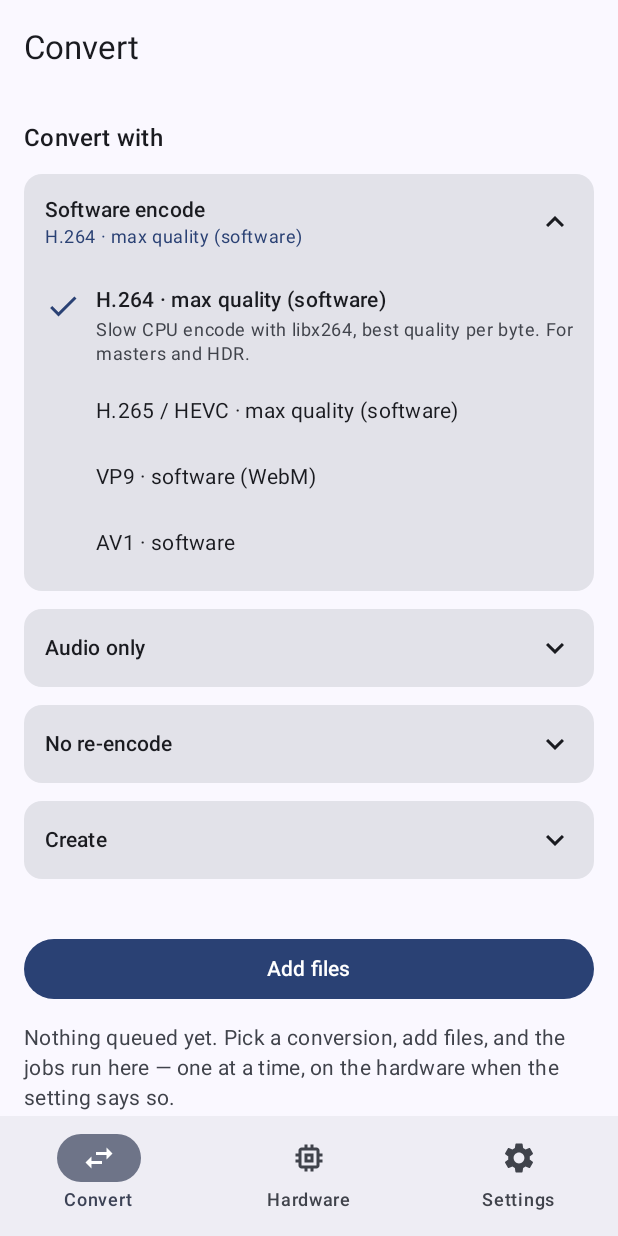
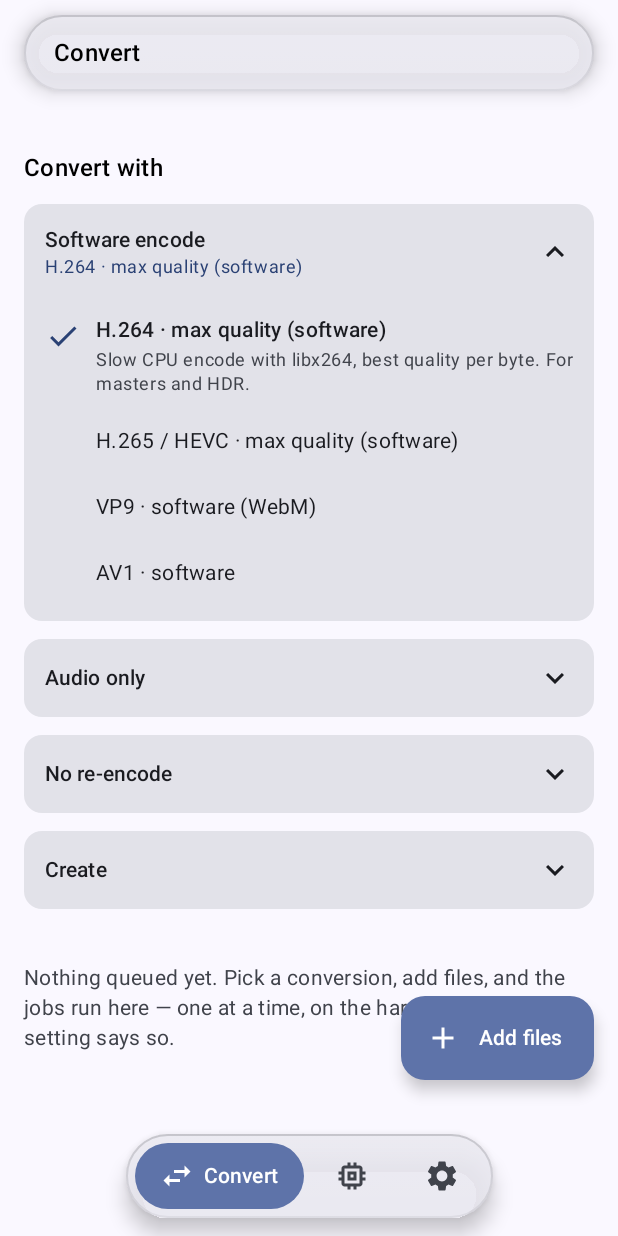
Before and after one commit to justVisiting992/HWA-Converter, an Android app built with Jetpack Compose: the screen it shows after launch (MainActivity), on a phone screen of 412 x 824 dp. Run offline under Robolectric (Android 15) with nearby library versions, the phone set to English and light mode, and no system bars; 1 statement that could not run was skipped.

Commit message:
Floating liquid-glass design: glass top pill and navigation pill float over edge-to-edge content, Add files becomes a floating button; glass is simulated (translucent surface, hairline edge, sheen) with no backdrop-blur passes and no new dependencies, so rendering costs no more than the solid bars it replaces

```diff
--- a/app/src/main/java/io/github/justvisiting992/mediaconverter/MainActivity.kt
+++ b/app/src/main/java/io/github/justvisiting992/mediaconverter/MainActivity.kt
@@ -7,30 +7,42 @@ import androidx.activity.ComponentActivity
 import androidx.activity.compose.setContent
 import androidx.activity.enableEdgeToEdge
 import androidx.compose.animation.AnimatedContent
+import androidx.compose.animation.AnimatedVisibility
 import androidx.compose.animation.fadeIn
 import androidx.compose.animation.fadeOut
 import androidx.compose.animation.slideInHorizontally
 import androidx.compose.animation.slideOutHorizontally
 import androidx.compose.animation.togetherWith
+import androidx.compose.foundation.background
+import androidx.compose.foundation.clickable
+import androidx.compose.foundation.layout.Arrangement
+import androidx.compose.foundation.layout.Box
+import androidx.compose.foundation.layout.Row
+import androidx.compose.foundation.layout.fillMaxSize
+import androidx.compose.foundation.layout.fillMaxWidth
+import androidx.compose.foundation.layout.navigationBarsPadding
 import androidx.compose.foundation.layout.padding
+import androidx.compose.foundation.layout.statusBarsPadding
+import androidx.compose.foundation.shape.RoundedCornerShape
 import androidx.compose.material.icons.Icons
 import androidx.compose.material.icons.filled.Memory
 import androidx.compose.material.icons.filled.Settings
 import androidx.compose.material.icons.filled.SwapHoriz
-import androidx.compose.material3.ExperimentalMaterial3Api
 import androidx.compose.material3.Icon
-import androidx.compose.material3.NavigationBar
-import androidx.compose.material3.NavigationBarItem
-import androidx.compose.material3.Scaffold
+import androidx.compose.material3.MaterialTheme
 import androidx.compose.material3.Text
-import androidx.compose.material3.TopAppBar
 import androidx.compose.runtime.Composable
 import androidx.compose.runtime.getValue
 import androidx.compose.runtime.mutableStateOf
 import androidx.compose.runtime.produceState
 import androidx.compose.runtime.remember
 import androidx.compose.runtime.setValue
+import androidx.compose.ui.Alignment
 import androidx.compose.ui.Modifier
+import androidx.compose.ui.draw.clip
+import androidx.compose.ui.graphics.vector.ImageVector
+import androidx.compose.ui.text.font.FontWeight
+import androidx.compose.ui.unit.dp
 import io.github.justvisiting992.mediaconverter.core.capability.DeviceCodecReport
 import io.github.justvisiting992.mediaconverter.core.capability.HardwareCodecProbe
 import io.github.justvisiting992.mediaconverter.ui.capability.CapabilityScreen
@@ -40,17 +52,17 @@ import io.github.justvisiting992.mediaconverter.ui.theme.MediaConverterTheme
 import io.github.justvisiting992.mediaconverter.ui.theme.ThemeMode
 import io.github.justvisiting992.mediaconverter.ui.theme.ThemePrefs
 import io.github.justvisiting992.mediaconverter.ui.theme.ThemeTemplate
+import io.github.justvisiting992.mediaconverter.ui.theme.liquidGlass
 import kotlinx.coroutines.Dispatchers
 import kotlinx.coroutines.withContext
 
-private enum class Tab(val title: String) {
-    CONVERT("Convert"),
-    HARDWARE("Your hardware"),
-    SETTINGS("Settings"),
+private enum class Tab(val title: String, val icon: ImageVector) {
+    CONVERT("Convert", Icons.Filled.SwapHoriz),
+    HARDWARE("Your hardware", Icons.Filled.Memory),
+    SETTINGS("Settings", Icons.Filled.Settings),
 }
 
 class MainActivity : ComponentActivity() {
-    @OptIn(ExperimentalMaterial3Api::class)
     override fun onCreate(savedInstanceState: Bundle?) {
         super.onCreate(savedInstanceState)
         enableEdgeToEdge()
@@ -72,11 +84,15 @@ class MainActivity : ComponentActivity() {
                     value = withContext(Dispatchers.Default) { HardwareCodecProbe.probe() }
                 }
                 var tab by remember { mutableStateOf(Tab.CONVERT) }
-                Scaffold(
-                    topBar = { TopAppBar(title = { Text(tab.title) }) },
-                    bottomBar = { TabBar(tab) { tab = it } },
-                ) { innerPadding ->
-                    val modifier = Modifier.padding(innerPadding)
+                // Floating chrome: content fills the screen and scrolls
+                // under a glass top pill and a glass navigation pill,
+                // instead of living between two solid bars. The screens
+                // pad their own content clear of both pills.
+                Box(
+                    modifier = Modifier
+                        .fillMaxSize()
+                        .background(MaterialTheme.colorScheme.background),
+                ) {
                     AnimatedContent(
                         targetState = tab,
                         transitionSpec = {
@@ -90,17 +106,26 @@ class MainActivity : ComponentActivity() {
                         label = "tab",
                     ) { currentTab ->
                         when (currentTab) {
-                            Tab.CONVERT -> ConvertScreen(reportState.value, modifier)
-                            Tab.HARDWARE -> CapabilityScreen(reportState.value, modifier)
+                            Tab.CONVERT -> ConvertScreen(reportState.value, Modifier.fillMaxSize())
+                            Tab.HARDWARE -> CapabilityScreen(reportState.value, Modifier.fillMaxSize())
                             Tab.SETTINGS -> SettingsScreen(
                                 template = template,
                                 mode = mode,
                                 onTemplateChange = { update(it, mode) },
                                 onModeChange = { update(template, it) },
-                                modifier = modifier,
+                                modifier = Modifier.fillMaxSize(),
                             )
                         }
                     }
+                    FloatingTopBar(
+                        title = tab.title,
+                        modifier = Modifier.align(Alignment.TopCenter),
+                    )
+                    FloatingNavBar(
+                        selected = tab,
+                        onSelect = { tab = it },
+                        modifier = Modifier.align(Alignment.BottomCenter),
+                    )
                 }
             }
         }
@@ -139,26 +164,89 @@ class MainActivity : ComponentActivity() {
     }
 }
 
+/** The floating glass pill at the top: just the current tab's title. */
 @Composable
-private fun TabBar(selected: Tab, onSelect: (Tab) -> Unit) {
-    NavigationBar {
-        NavigationBarItem(
-            selected = selected == Tab.CONVERT,
-            onClick = { onSelect(Tab.CONVERT) },
-            icon = { Icon(Icons.Filled.SwapHoriz, contentDescription = null) },
-            label = { Text("Convert") },
-        )
-        NavigationBarItem(
-            selected = selected == Tab.HARDWARE,
-            onClick = { onSelect(Tab.HARDWARE) },
-            icon = { Icon(Icons.Filled.Memory, contentDescription = null) },
-            label = { Text("Hardware") },
-        )
-        NavigationBarItem(
-            selected = selected == Tab.SETTINGS,
-            onClick = { onSelect(Tab.SETTINGS) },
-            icon = { Icon(Icons.Filled.Settings, contentDescription = null) },
-            label = { Text("Settings") },
-        )
+private fun FloatingTopBar(title: String, modifier: Modifier = Modifier) {
+    val shape = RoundedCornerShape(percent = 50)
+    Box(
+        modifier = modifier
+            .statusBarsPadding()
+            .padding(horizontal = 16.dp, vertical = 10.dp)
+            .fillMaxWidth()
+            .liquidGlass(shape)
+            .padding(horizontal = 20.dp, vertical = 13.dp),
+    ) {
+        AnimatedContent(targetState = title, label = "title") { text ->
+            Text(
+                text,
+                style = MaterialTheme.typography.titleMedium,
+                fontWeight = FontWeight.SemiBold,
+            )
+        }
     }
 }
+
+/** The floating glass navigation pill: three tabs, selected one filled. */
+@Composable
+private fun FloatingNavBar(
+    selected: Tab,
+    onSelect: (Tab) -> Unit,
+    modifier: Modifier = Modifier,
+) {
+    val shape = RoundedCornerShape(percent = 50)
+    Row(
+        modifier = modifier
+            .navigationBarsPadding()
+            .padding(horizontal = 16.dp, vertical = 12.dp)
+            .liquidGlass(shape)
+            .padding(6.dp),
+        horizontalArrangement = Arrangement.spacedBy(4.dp),
+        verticalAlignment = Alignment.CenterVertically,
+    ) {
+        Tab.entries.forEach { entry ->
+            NavPillItem(
+                entry = entry,
+                selected = entry == selected,
+                onClick = { onSelect(entry) },
+            )
+        }
+    }
+}
+
+@Composable
+private fun NavPillItem(entry: Tab, selected: Boolean, onClick: () -> Unit) {
+    val shape = RoundedCornerShape(percent = 50)
+    Row(
+        modifier = Modifier
+            .clip(shape)
+            .background(
+                if (selected) {
+                    MaterialTheme.colorScheme.primaryContainer
+                } else {
+                    MaterialTheme.colorScheme.surfaceContainerHigh.copy(alpha = 0f)
+                },
+            )
+            .clickable(onClick = onClick)
+            .padding(horizontal = 16.dp, vertical = 10.dp),
+        verticalAlignment = Alignment.CenterVertically,
+        horizontalArrangement = Arrangement.spacedBy(6.dp),
+    ) {
+        Icon(
+            entry.icon,
+            contentDescription = entry.title,
+            tint = if (selected) {
+                MaterialTheme.colorScheme.onPrimaryContainer
+            } else {
+                MaterialTheme.colorScheme.onSurfaceVariant
+            },
+        )
+        AnimatedVisibility(visible = selected) {
+            Text(
+                entry.title,
+                style = MaterialTheme.typography.labelLarge,
+                fontWeight = FontWeight.SemiBold,
+                color = MaterialTheme.colorScheme.onPrimaryContainer,
+            )
+        }
+    }
+}
--- a/app/src/main/java/io/github/justvisiting992/mediaconverter/ui/capability/CapabilityScreen.kt
+++ b/app/src/main/java/io/github/justvisiting992/mediaconverter/ui/capability/CapabilityScreen.kt
@@ -49,7 +49,7 @@ fun CapabilityScreen(report: DeviceCodecReport?, modifier: Modifier = Modifier)
 
     LazyColumn(
         modifier = modifier.fillMaxSize(),
-        contentPadding = PaddingValues(16.dp),
+        contentPadding = PaddingValues(start = 16.dp, end = 16.dp, top = 100.dp, bottom = 120.dp),
         verticalArrangement = Arrangement.spacedBy(12.dp),
     ) {
         item { DeviceHeader() }
--- a/app/src/main/java/io/github/justvisiting992/mediaconverter/ui/convert/ConvertScreen.kt
+++ b/app/src/main/java/io/github/justvisiting992/mediaconverter/ui/convert/ConvertScreen.kt
@@ -11,6 +11,7 @@ import androidx.compose.animation.fadeOut
 import androidx.compose.animation.shrinkVertically
 import androidx.compose.foundation.clickable
 import androidx.compose.foundation.layout.Arrangement
+import androidx.compose.foundation.layout.Box
 import androidx.compose.foundation.layout.Column
 import androidx.compose.foundation.layout.ExperimentalLayoutApi
 import androidx.compose.foundation.layout.FlowRow
@@ -25,10 +26,11 @@ import androidx.compose.foundation.lazy.LazyColumn
 import androidx.compose.foundation.lazy.items
 import androidx.compose.foundation.text.KeyboardOptions
 import androidx.compose.material.icons.Icons
+import androidx.compose.material.icons.filled.Add
 import androidx.compose.material.icons.filled.Check
 import androidx.compose.material.icons.filled.KeyboardArrowDown
-import androidx.compose.material3.Button
 import androidx.compose.material3.Card
+import androidx.compose.material3.ExtendedFloatingActionButton
 import androidx.compose.material3.ExperimentalMaterial3Api
 import androidx.compose.material3.FilterChip
 import androidx.compose.material3.Icon
@@ -166,9 +168,10 @@ fun ConvertScreen(
         }
     }
 
+    Box(modifier = modifier.fillMaxSize()) {
     LazyColumn(
-        modifier = modifier.fillMaxSize(),
-        contentPadding = PaddingValues(16.dp),
+        modifier = Modifier.fillMaxSize(),
+        contentPadding = PaddingValues(start = 16.dp, end = 16.dp, top = 100.dp, bottom = 120.dp),
         verticalArrangement = Arrangement.spacedBy(12.dp),
     ) {
         if (report == null) {
@@ -254,14 +257,6 @@ fun ConvertScreen(
                     }
                 }
             }
-            item {
-                Button(
-                    onClick = { picker.launch(arrayOf("video/*", "audio/*")) },
-                    modifier = Modifier.fillMaxWidth(),
-                ) {
-                    Text("Add files")
-                }
-            }
         }
 
         if (jobs.isNotEmpty()) {
@@ -286,6 +281,17 @@ fun ConvertScreen(
                 )
             }
         }
+    }
+    if (report != null) {
+        ExtendedFloatingActionButton(
+            onClick = { picker.launch(arrayOf("video/*", "audio/*")) },
+            icon = { Icon(Icons.Filled.Add, contentDescription = null) },
+            text = { Text("Add files") },
+            modifier = Modifier
+                .align(Alignment.BottomEnd)
+                .padding(end = 16.dp, bottom = 104.dp),
+        )
+    }
     }
 }
 
--- a/app/src/main/java/io/github/justvisiting992/mediaconverter/ui/settings/SettingsScreen.kt
+++ b/app/src/main/java/io/github/justvisiting992/mediaconverter/ui/settings/SettingsScreen.kt
@@ -45,7 +45,7 @@ fun SettingsScreen(
 ) {
     LazyColumn(
         modifier = modifier.fillMaxSize(),
-        contentPadding = PaddingValues(16.dp),
+        contentPadding = PaddingValues(start = 16.dp, end = 16.dp, top = 100.dp, bottom = 120.dp),
         verticalArrangement = Arrangement.spacedBy(12.dp),
     ) {
         item {
--- /dev/null
+++ b/app/src/main/java/io/github/justvisiting992/mediaconverter/ui/theme/Glass.kt
@@ -0,0 +1,51 @@
+package io.github.justvisiting992.mediaconverter.ui.theme
+
+import androidx.compose.foundation.background
+import androidx.compose.foundation.border
+import androidx.compose.material3.MaterialTheme
+import androidx.compose.runtime.Composable
+import androidx.compose.ui.Modifier
+import androidx.compose.ui.draw.shadow
+import androidx.compose.ui.graphics.Brush
+import androidx.compose.ui.graphics.Color
+import androidx.compose.ui.graphics.Shape
+import androidx.compose.ui.unit.dp
+
+/**
+ * Liquid glass, the cheap kind. Real backdrop blur (sampling and
+ * blurring whatever scrolls behind a bar, every frame) is a GPU pass
+ * this app refuses to pay for — it costs battery to render a converter
+ * nobody is looking at while it works. What the eye reads as "glass"
+ * is mostly three static things: a translucent surface, a bright
+ * hairline edge, and a soft shadow with a faint sheen on top. Those
+ * are two background draws and a border, cached by the UI toolkit and
+ * costing nothing per frame. No new libraries, no blur passes, no
+ * RenderEffect — the APK doesn't grow and the GPU doesn't work harder.
+ *
+ * Used only where UI actually floats over scrolling content (the top
+ * pill and the navigation pill), which is where glass means anything.
+ */
+@Composable
+fun Modifier.liquidGlass(shape: Shape): Modifier {
+    val scheme = MaterialTheme.colorScheme
+    val edge = Brush.verticalGradient(
+        listOf(
+            scheme.onSurface.copy(alpha = 0.18f),
+            scheme.onSurface.copy(alpha = 0.06f),
+        ),
+    )
+    val sheen = Brush.verticalGradient(
+        listOf(
+            Color.White.copy(alpha = 0.09f),
+            Color.White.copy(alpha = 0.0f),
+        ),
+    )
+    return this
+        .shadow(elevation = 8.dp, shape = shape, clip = false)
+        .background(
+            color = scheme.surfaceContainerHigh.copy(alpha = 0.86f),
+            shape = shape,
+        )
+        .background(brush = sheen, shape = shape)
+        .border(width = 1.dp, brush = edge, shape = shape)
+}
```
Also changed, not shown: 1 other file.
